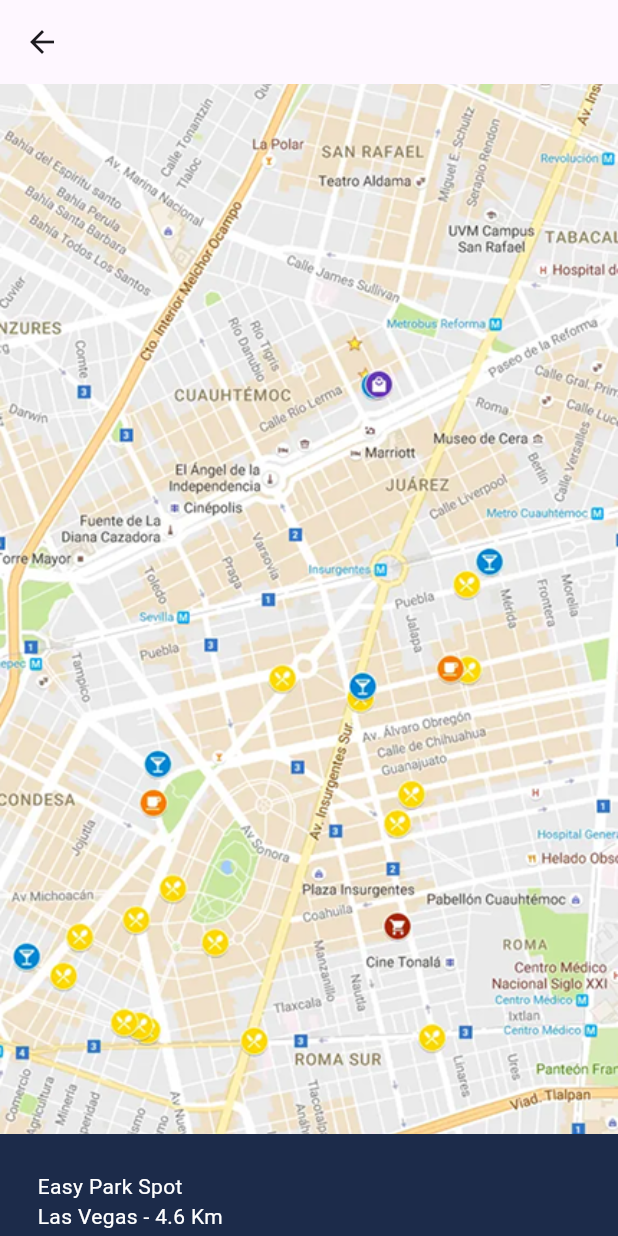
After one commit to SourovDV/car_parking_project, a Flutter app: the HomePage3 screen opened directly, on a phone screen of 412 x 824 dp. The commit adds this screen. Run offline on Flutter 3.47's test engine with Material 3 defaults, Android fonts, the phone set to English and light mode, and no system bars; our stand-ins replace flutter_svg, go_router.

Commit message:
addded homepage3

```diff
--- a/lib/screens/Home Screen/home_page2.dart
+++ b/lib/screens/Home Screen/home_page2.dart
@@ -1,3 +1,4 @@
+import 'package:car_parking_project/screens/Home%20Screen/home_page3.dart';
 import 'package:flutter/material.dart';
 
 class ParkingFilterPage extends StatefulWidget {
@@ -116,7 +117,7 @@
                 Expanded(child: _buildBox("\$50")),
               ],
             ),
-            const SizedBox(height: 30),
+            const SizedBox(height: 300),
             SizedBox(
               width: double.infinity,
               height: 50,
@@ -127,7 +128,9 @@
                     borderRadius: BorderRadius.circular(10),
                   ),
                 ),
-                onPressed: () {},
+                onPressed: () {
+                  Navigator.push(context,MaterialPageRoute(builder: (contex)=>HomePage3()));
+                },
                 child: const Text(
                   "Apply Filters",
                   style: TextStyle(fontSize: 18, fontWeight: FontWeight.w600),
--- /dev/null
+++ b/lib/screens/Home Screen/home_page3.dart
@@ -0,0 +1,65 @@
+import 'package:flutter/material.dart';
+
+class HomePage3 extends StatelessWidget {
+  const HomePage3({super.key});
+
+  @override
+  Widget build(BuildContext context) {
+    return Scaffold(
+      appBar: AppBar(),
+      body: Column(
+        children: [
+          Container(
+            height: 700,
+            width: double.infinity,
+            child: Image.asset("Assert/home_map.png", fit: BoxFit.cover),
+          ),
+          Container(
+            color:  Color(0xFF1C2B4A),
+            child: Padding(
+              padding: const EdgeInsets.all(25),
+              child: Column(
+                crossAxisAlignment: CrossAxisAlignment.start,
+                children: [
+                  Text("Easy Park Spot ",style: TextStyle(color: Colors.white),),
+                  Text("Las Vegas - 4.6 Km",style: TextStyle(color: Colors.white),),
+                  Text("Available Slot: 6/12",style: TextStyle(color: Colors.white),),
+                  SizedBox(height: 10,),
+                  Row(
+                    children: [
+                      Expanded(child: Container(
+                          height: 50,
+                          decoration: BoxDecoration(
+                            border: Border.all(
+                              color:Colors.red,
+                              width: 2
+                            )
+                          ),
+                          child: Center(
+                            child: Text("View Details",style: TextStyle(color: Colors.white),),
+                          )
+                      )),
+                      SizedBox(width: 20,),
+                      Expanded(
+                        child: Container(
+                          height: 50,
+                          color: Colors.red,
+                          child: Center(
+                            child: Text(
+                              "continoue",
+                              style: TextStyle(color: Colors.white),
+                            ),
+                          ),
+                        ),
+                      ),
+                    ],
+                  ),
+                ],
+              ),
+            ),
+          ),
+        ],
+      ),
+    );
+  }
+}
```
Also changed, not shown: Assert/home_map.png (added), Assert/map.png.
